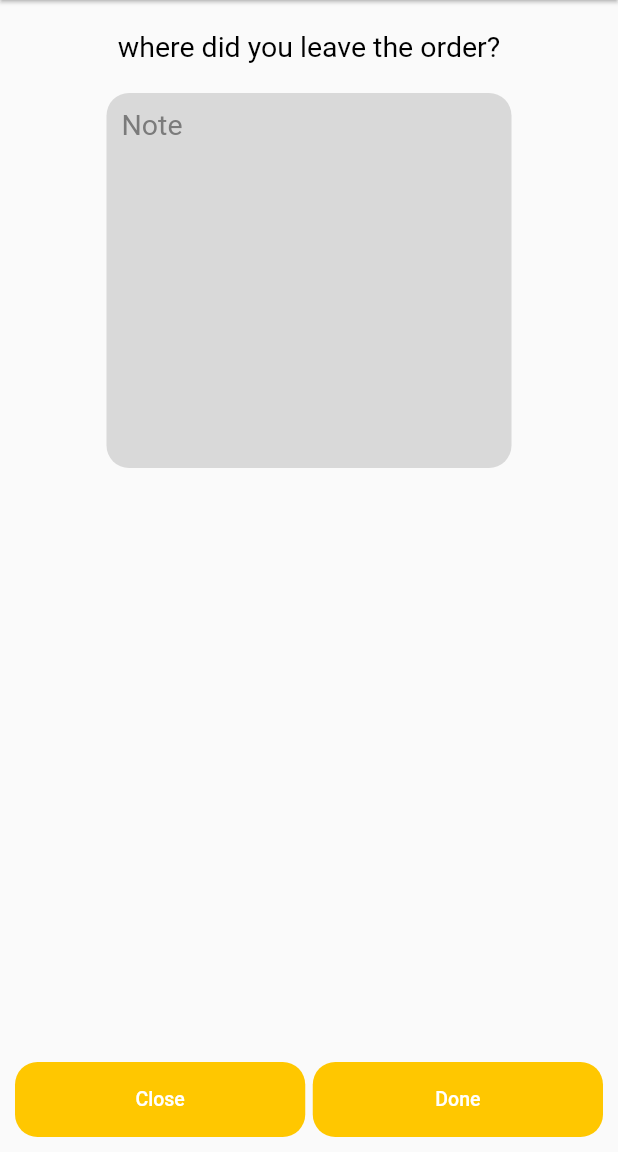
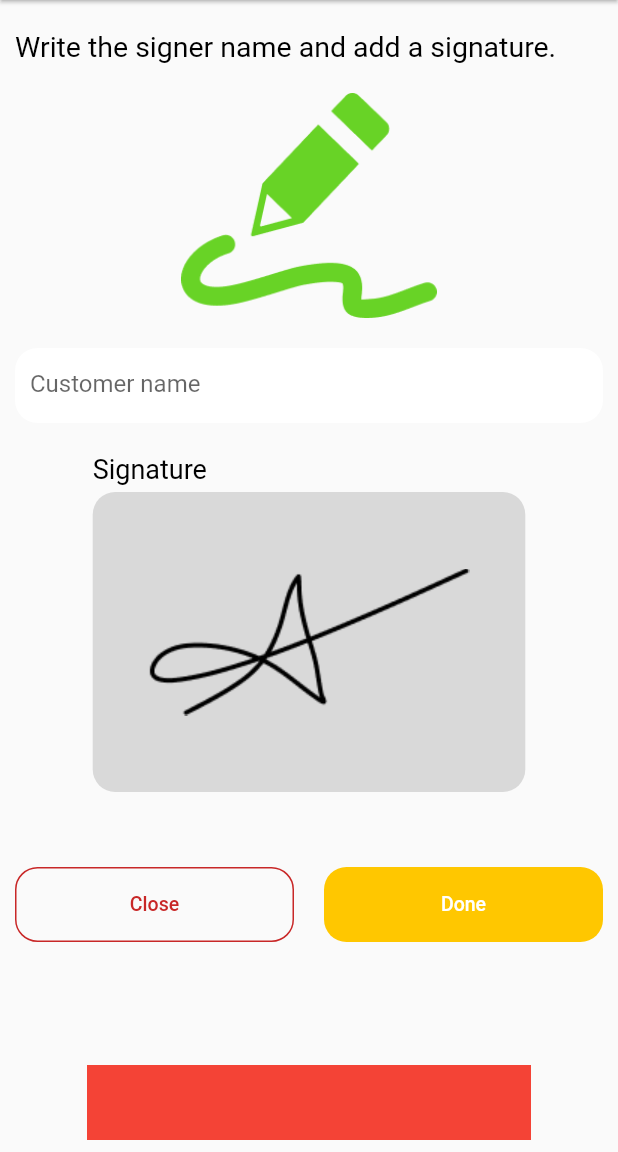
Before and after one commit to YasirMehmood12/delivery_app, a Flutter app: the OrderUpdateScreen screen opened directly, on a phone screen of 412 x 824 dp, the part 84-1236 px from its top. Run offline on Flutter 3.47's test engine with Material 2 defaults, Android fonts, the phone set to English and light mode, and no system bars; our stand-ins replace flutter_rating_bar, signature, timeline_tile, velocity_x.

Commit message:
update 24

```diff
--- a/lib/consts/images.dart
+++ b/lib/consts/images.dart
@@ -21,6 +21,8 @@ const chat = "asset/icons/chaBlack.png";
 const call = "asset/icons/Call.png";
 const chatYellow = "asset/icons/Chat.png";
 const locationWay = "asset/icons/route.png";
+const signature = "asset/icons/signatureIcon.png";
+const sign = "asset/icons/sign.png";
 
 // images
 const photo = "asset/images/photo.png";
--- a/lib/custom_widgets/mybutton.dart
+++ b/lib/custom_widgets/mybutton.dart
@@ -1,6 +1,7 @@
 import 'package:flutter/material.dart';
 
 class MyButton extends StatelessWidget {
+  final double? height;
   final BorderRadiusGeometry? circularRadius;
   final Color? containerColor;
   final String text;
@@ -11,28 +12,47 @@ class MyButton extends StatelessWidget {
   final TextOverflow? overflow;
   final double? letterSpacing;
   final void Function()? onTap;
+  final List<BoxShadow>? boxShadow;
+  final BoxBorder? border;
 
-  const MyButton({super.key, this.circularRadius, this.containerColor, required this.text, this.fontSize, this.fontWeight, this.color, this.decoration, this.overflow, this.letterSpacing, this.onTap});
+  const MyButton(
+      {super.key,
+      this.circularRadius,
+      this.containerColor,
+      required this.text,
+      this.fontSize,
+      this.fontWeight,
+      this.color,
+      this.decoration,
+      this.overflow,
+      this.letterSpacing,
+      this.onTap,
+      this.height, this.boxShadow, this.border});
 
   @override
   Widget build(BuildContext context) {
     return GestureDetector(
       onTap: onTap,
       child: Container(
-        height: 50, width: double.infinity,
-        decoration: BoxDecoration(
+        height: height,
+        width: double.infinity,
+        decoration:
+            BoxDecoration(
+              boxShadow: boxShadow,
+                border: border,
                 borderRadius: circularRadius,
                 color: containerColor),
         child: Center(
-          child: Text(text,style: TextStyle(
+            child: Text(
+          text,
+          style: TextStyle(
               fontSize: fontSize,
               color: color,
               fontWeight: fontWeight,
               decoration: decoration,
               letterSpacing: letterSpacing,
-            overflow: overflow
-          ),)
-        ),
+              overflow: overflow),
+        )),
       ),
     );
   }
--- a/lib/home/order_update_screen.dart
+++ b/lib/home/order_update_screen.dart
@@ -1,6 +1,5 @@
 import 'package:delivery_app/custom_widgets/mybutton.dart';
 import 'package:flutter/material.dart';
-import 'package:signature/signature.dart';
 import 'package:velocity_x/velocity_x.dart';
 import '../consts/colors.dart';
 import '../consts/images.dart';
@@ -47,47 +46,82 @@ class _OrderUpdateScreenState extends State<OrderUpdateScreen> {
           ),
         ],
       ),
-      body: Padding(
+      body: SingleChildScrollView(
+        child: Padding(
           padding: const EdgeInsets.symmetric(horizontal: 10),
-        child: Column(
-          children: [
-            20.heightBox,
-            const CustomText(text: 'where did you leave the order?',fontSize: 19),
-            20.heightBox,
-            ///container signator
-            Container(
-              height: 250, width: 270,
-              decoration: BoxDecoration(
-                  borderRadius: BorderRadius.circular(15),
-                  color: liteWhiteColor),
           child: Column(
             crossAxisAlignment: CrossAxisAlignment.start,
             children: [
-                  const Padding(
-                    padding: EdgeInsets.only(left: 10,top: 10),
-                    child: CustomText(text: 'Note',color: greyColor,fontSize: 19),
+              20.heightBox,
+              /// start text
+              const CustomText(
+                textAlign: TextAlign.center,
+                  text: 'Write the signer name and add a signature.',fontSize: 19),
+              20.heightBox,
+              /// image signature
+              Container(
+                height: 150, width: double.infinity,
+                decoration: BoxDecoration(
+                    borderRadius: BorderRadius.circular(15),
+                    image: const DecorationImage(image: AssetImage(signature))),
               ),
+              20.heightBox,
+              /// text field
+              Container(
+                height: 50,width: double.infinity,
+                decoration: BoxDecoration(
+                    borderRadius: BorderRadius.circular(15),
+                  color: whiteColor,),
+                child: const Padding(
+                  padding: EdgeInsets.only(left: 10),
+                  child: TextField(
+                    decoration: InputDecoration(
+                      hintText: 'Customer name',
 
+                      border: InputBorder.none
+                    ),
+                  ),
+                ),
+              ),
+              20.heightBox,
+              ///container signature and text
+              Center(
+                child: Column(
+                  crossAxisAlignment: CrossAxisAlignment.start,
+                  mainAxisAlignment: MainAxisAlignment.center,
+                  children: [
+                    const CustomText(text: 'Signature',fontWeight: FontWeight.w400,fontSize: 18),
+                    5.heightBox,
+                    Container(
+                      height: 200, width: MediaQuery.of(context).size.width*0.7,
+                      decoration: BoxDecoration(
+                          borderRadius: BorderRadius.circular(15),
+                          color: liteWhiteColor,
+                          image: const DecorationImage(image: AssetImage(sign))
+                      ),
+                    ),
                   ],
                 ),
               ),
-
-            const Spacer(),
+              ///last two buttons
+              50.heightBox,
               Row(
                 children: [
                   Expanded(
                     child: MyButton(
-                    containerColor: yellowColor,
+                      height: 50,
+                      border: Border.all(color: fulRedColor),
                       circularRadius: BorderRadius.circular(15),
                       text: 'Close',
                       onTap: () {},
-                    fontSize: 13,color: whiteColor,
+                      fontSize: 13,color: fulRedColor,
                       fontWeight: FontWeight.w500,
                     ),
                   ),
-                5.widthBox,
+                  20.widthBox,
                   Expanded(
                     child: MyButton(
+                      height: 50,
                       containerColor: yellowColor,
                         circularRadius: BorderRadius.circular(15),
                       text: 'Done',
@@ -98,8 +132,16 @@ class _OrderUpdateScreenState extends State<OrderUpdateScreen> {
                   ),
                 ],
               ),
-            10.heightBox
             ],
+          ),
+        ),
+      ),
+      bottomNavigationBar: Padding(
+        padding: const EdgeInsets.all(8.0),
+        child: Container(
+          margin: EdgeInsets.only(left: 50,right: 50),
+          height: 50,
+          color: Colors.red,
         ),
       ),
     );
```
Also changed, not shown: asset/icons/sign.png (added), asset/icons/signatureIcon.png (added). Lines whose indentation alone changed are shown as unchanged.
